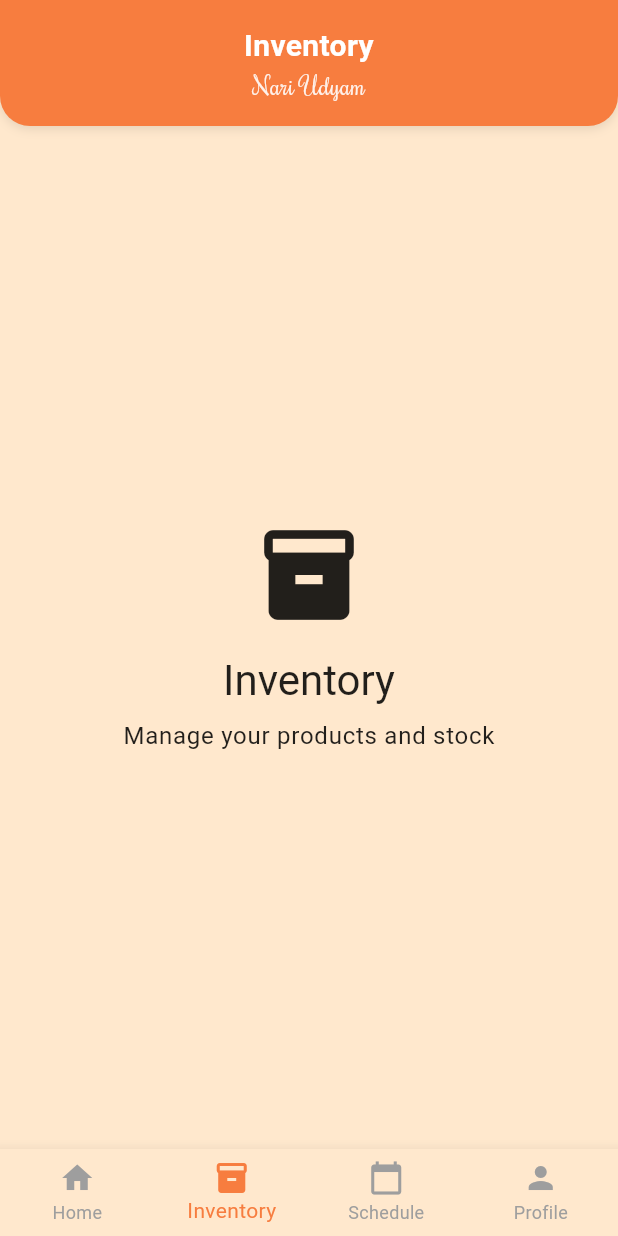
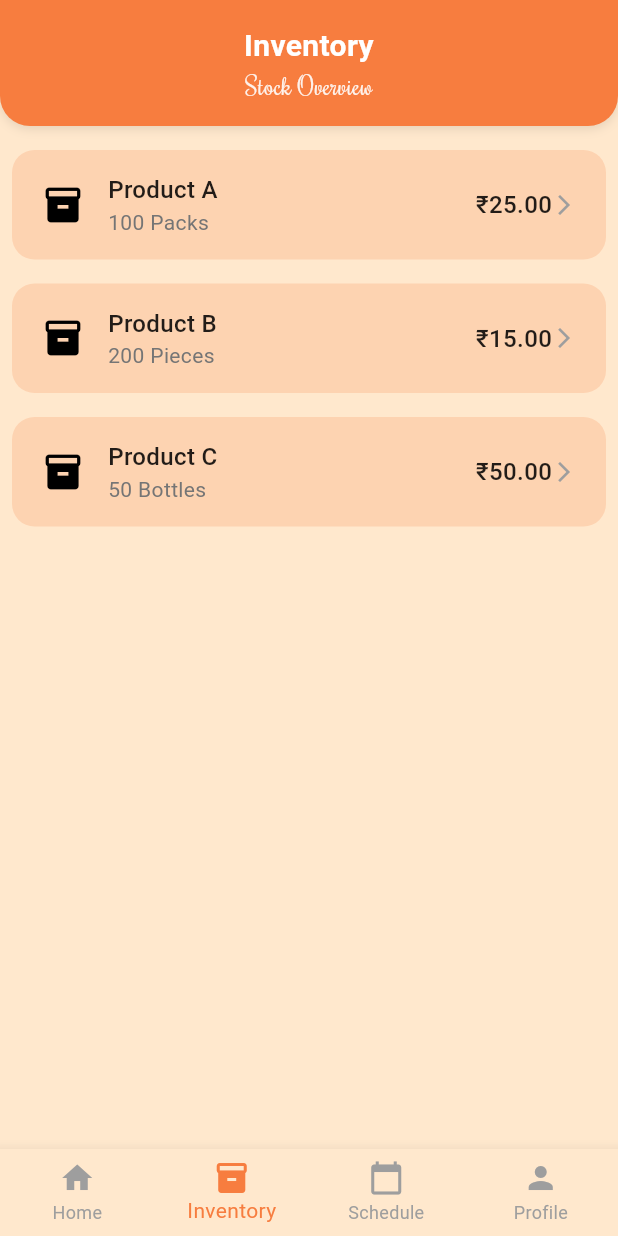
Before and after one commit to navgarg/cdrf_app, a Flutter app: the AppShellLayout screen opened directly with empty values, item 2 of the bottom bar chosen, on a phone screen of 412 x 824 dp. Run offline on Flutter 3.47's test engine with Material 3 defaults, Android fonts, the phone set to English and light mode, and no system bars; our stand-ins replace cloud_firestore, firebase_auth, firebase_core, firebase_messaging, fl_chart, flutter_riverpod and 3 more; accounts and stored records are empty; generated files the repository leaves out were written again.

Commit message:
feat: create inventory screen

```diff
--- /dev/null
+++ b/lib/components/inventory_item_tile.dart
@@ -0,0 +1,58 @@
+import 'package:flutter/material.dart';
+import '../models/inventory_item.dart';
+
+class InventoryItemTile extends StatelessWidget {
+  final InventoryItem item;
+  final VoidCallback onTap;
+
+  const InventoryItemTile({
+    super.key,
+    required this.item,
+    required this.onTap,
+  });
+
+  @override
+  Widget build(BuildContext context) {
+    final theme = Theme.of(context);
+    return Padding(
+      padding: const EdgeInsets.symmetric(vertical: 8.0),
+      child: Material(
+        color: theme.colorScheme.primary.withAlpha((0.2 * 255).round()),
+        borderRadius: BorderRadius.circular(15),
+        child: InkWell(
+          onTap: onTap,
+          borderRadius: BorderRadius.circular(15),
+          child: Container(
+            padding: const EdgeInsets.symmetric(horizontal: 20, vertical: 15),
+            child: Row(
+              children: [
+                const Icon(Icons.inventory_2, color: Colors.black, size: 28),
+                const SizedBox(width: 16),
+                Expanded(
+                  child: Column(
+                    crossAxisAlignment: CrossAxisAlignment.start,
+                    children: [
+                      Text(
+                        item.name,
+                        style: const TextStyle(fontSize: 16, fontWeight: FontWeight.w500),
+                      ),
+                      Text(
+                        '${item.stockQuantity} ${item.unit}',
+                        style: TextStyle(fontSize: 14, color: Colors.grey.shade600),
+                      ),
+                    ],
+                  ),
+                ),
+                Text(
+                  '₹${item.price.toStringAsFixed(2)}',
+                  style: const TextStyle(fontSize: 16, fontWeight: FontWeight.w500),
+                ),
+                const Icon(Icons.arrow_forward_ios, size: 16, color: Colors.grey),
+              ],
+            ),
+          ),
+        ),
+      ),
+    );
+  }
+}
--- /dev/null
+++ b/lib/models/inventory_item.dart
@@ -0,0 +1,48 @@
+class InventoryItem {
+  final String id;
+  final String name;
+  final String? description;
+  final double price;
+  final double cost;
+  final int stockQuantity;
+  final int reorderThreshold;
+  final String unit;
+
+  InventoryItem({
+    required this.id,
+    required this.name,
+    this.description,
+    required this.price,
+    required this.cost,
+    required this.stockQuantity,
+    required this.reorderThreshold,
+    required this.unit,
+  });
+
+  // Factory constructor for creating an InventoryItem from a map (e.g., Firestore document)
+  factory InventoryItem.fromMap(Map<String, dynamic> data, String id) {
+    return InventoryItem(
+      id: id,
+      name: data['name'] ?? '',
+      description: data['description'],
+      price: (data['price'] as num?)?.toDouble() ?? 0.0,
+      cost: (data['cost'] as num?)?.toDouble() ?? 0.0,
+      stockQuantity: data['stockQuantity'] ?? 0,
+      reorderThreshold: data['reorderThreshold'] ?? 0,
+      unit: data['unit'] ?? 'Packs',
+    );
+  }
+
+  // Method for converting an InventoryItem to a map (e.g., for Firestore)
+  Map<String, dynamic> toMap() {
+    return {
+      'name': name,
+      'description': description,
+      'price': price,
+      'cost': cost,
+      'stockQuantity': stockQuantity,
+      'reorderThreshold': reorderThreshold,
+      'unit': unit,
+    };
+  }
+}
--- a/lib/screens/app_shell_layout.dart
+++ b/lib/screens/app_shell_layout.dart
@@ -7,11 +7,13 @@ import 'package:nariudyam/screens/schedule.dart';
 class AppShellLayout extends ConsumerWidget {
   final Widget child;
   final String? currentPath;
+  final String? subtitle;
 
   const AppShellLayout({
     super.key,
     required this.child,
     this.currentPath,
+    this.subtitle,
   });
 
   static const Map<String, String> routeTitles = {
@@ -80,15 +82,17 @@ class AppShellLayout extends ConsumerWidget {
                             ),
                             textAlign: TextAlign.center,
                           ),
+                          if (subtitle != null)
                             Text(
-                            'Nari Udyam',
+                              subtitle!,
                               style: TextStyle(
                                 fontFamily: 'Rochester',
                                 fontSize: 16,
-                              color: Colors.white.withValues(alpha: 0.9),
+                                color: Colors.white.withAlpha((255 * 0.9).round()),
                               ),
                               textAlign: TextAlign.center,
                             ),
+
                         ],
                       ),
                     ),
--- a/lib/screens/inventory.dart
+++ b/lib/screens/inventory.dart
@@ -1,30 +1,63 @@
 import 'package:flutter/material.dart';
+import 'package:flutter_riverpod/flutter_riverpod.dart';
+import '../models/inventory_item.dart';
+import '../services/general/inventory_service.dart';
+import '../components/inventory_item_tile.dart';
+import 'inventory_item_detail_screen.dart';
 
-class InventoryScreen extends StatelessWidget {
+class InventoryScreen extends ConsumerStatefulWidget {
   const InventoryScreen({super.key});
+
+
+
+  @override
+  ConsumerState<InventoryScreen> createState() => _InventoryScreenState();
+}
+
+class _InventoryScreenState extends ConsumerState<InventoryScreen> {
+  @override
+  void initState() {
+    super.initState();
+  }
 
   @override
   Widget build(BuildContext context) {
-    return Padding(
-      padding: const EdgeInsets.all(16.0),
-      child: Center(
-        child: Column(
-          mainAxisAlignment: MainAxisAlignment.center,
-          children: [
-            const Icon(Icons.inventory, size: 72),
-            const SizedBox(height: 16),
-            Text(
-              'Inventory',
-              style: Theme.of(context).textTheme.headlineMedium,
-            ),
-            const SizedBox(height: 8),
-            Text(
-              'Manage your products and stock',
-              style: Theme.of(context).textTheme.bodyLarge,
-            ),
-          ],
-        ),
-      ),
+    final inventoryService = ref.watch(inventoryServiceProvider);
+
+    return FutureBuilder<List<InventoryItem>>(
+      future: inventoryService.getInventoryItems(),
+      builder: (context, snapshot) {
+        if (snapshot.connectionState == ConnectionState.waiting) {
+          return const Center(child: CircularProgressIndicator());
+        } else if (snapshot.hasError) {
+          return Center(child: Text('Error: ${snapshot.error}'));
+        } else if (!snapshot.hasData || snapshot.data!.isEmpty) {
+          return const Center(child: Text('No inventory items found.'));
+        } else {
+          final inventoryItems = snapshot.data!;
+          return ListView.builder(
+            padding: const EdgeInsets.all(8.0),
+            itemCount: inventoryItems.length,
+            itemBuilder: (context, index) {
+              final item = inventoryItems[index];
+              return InventoryItemTile(
+                item: item,
+                onTap: () {
+                  showModalBottomSheet(
+                    context: context,
+                    isScrollControlled: true,
+                    backgroundColor: Colors.transparent,
+                    barrierColor: Colors.black.withAlpha((0.5 * 255).round()),
+                    builder: (BuildContext context) {
+                      return InventoryItemDetailScreen(item: item);
+                    },
+                  );
+                },
+              );
+            },
+          );
+        }
+      },
     );
   }
 }
--- /dev/null
+++ b/lib/services/general/inventory_service.dart
@@ -0,0 +1,61 @@
+import 'package:flutter_riverpod/flutter_riverpod.dart';
+import '../../models/inventory_item.dart';
+
+final inventoryServiceProvider = Provider((ref) => InventoryService());
+
+class InventoryService {
+  // Dummy data for demonstration
+  final List<InventoryItem> _inventoryItems = [
+    InventoryItem(
+      id: '1',
+      name: 'Product A',
+      description: 'Description for Product A',
+      price: 25.00,
+      cost: 10.00,
+      stockQuantity: 100,
+      reorderThreshold: 20,
+      unit: 'Packs',
+    ),
+    InventoryItem(
+      id: '2',
+      name: 'Product B',
+      description: 'Description for Product B',
+      price: 15.00,
+      cost: 5.00,
+      stockQuantity: 200,
+      reorderThreshold: 50,
+      unit: 'Pieces',
+    ),
+    InventoryItem(
+      id: '3',
+      name: 'Product C',
+      description: 'Description for Product C',
+      price: 50.00,
+      cost: 20.00,
+      stockQuantity: 50,
+      reorderThreshold: 10,
+      unit: 'Bottles',
+    ),
+  ];
+
+  Future<List<InventoryItem>> getInventoryItems() async {
+    // Simulate a network delay
+    await Future.delayed(const Duration(milliseconds: 500));
+    return _inventoryItems;
+  }
+
+  void addInventoryItem(InventoryItem item) {
+    _inventoryItems.add(item);
+  }
+
+  void updateInventoryItem(InventoryItem updatedItem) {
+    final index = _inventoryItems.indexWhere((item) => item.id == updatedItem.id);
+    if (index != -1) {
+      _inventoryItems[index] = updatedItem;
+    }
+  }
+
+  void deleteInventoryItem(String id) {
+    _inventoryItems.removeWhere((item) => item.id == id);
+  }
+}
--- a/lib/utils/router.dart
+++ b/lib/utils/router.dart
@@ -96,7 +96,6 @@ final routerProvider = Provider<GoRouter>((ref) {
               child: const BusinessDomainScreen(),
             ),
           ),
-
         ],
       ),
 
@@ -104,8 +103,15 @@ final routerProvider = Provider<GoRouter>((ref) {
       ShellRoute(
         navigatorKey: _shellNavigatorKey,
         builder: (context, state, child) {
+          String? currentSubtitle;
+          if (state.matchedLocation.startsWith('/inventory')) {
+            currentSubtitle = 'Stock Overview';
+          } else {
+            currentSubtitle = 'Nari Udyam'; // Default subtitle
+          }
           return AppShellLayout(
             currentPath: state.fullPath ?? '',
+            subtitle: currentSubtitle,
             child: child,
           );
         },
@@ -147,13 +153,13 @@ CustomTransitionPage<void> _buildPageWithSlideTransition({
     key: ValueKey(path),
     child: child,
     transitionsBuilder: (context, animation, secondaryAnimation, child) {
-      final isPopDirection = secondaryAnimation.status == AnimationStatus.forward;
+      final isPopDirection =
+          secondaryAnimation.status == AnimationStatus.forward;
 
       return SlideTransition(
         position: Tween<Offset>(
-          begin: isPopDirection
-              ? const Offset(-1.0, 0.0)
-              : const Offset(1.0, 0.0),
+          begin:
+              isPopDirection ? const Offset(-1.0, 0.0) : const Offset(1.0, 0.0),
           end: Offset.zero,
         ).animate(animation),
         child: child,
```
Also changed, not shown: lib/components/add_inventory_item_form.dart (added, +161 -0 lines), lib/screens/inventory_item_detail_screen.dart (added, +133 -0 lines), lib/services/general/dashboard_service.dart (added, +58 -0 lines). Lines whose indentation alone changed are shown as unchanged.
